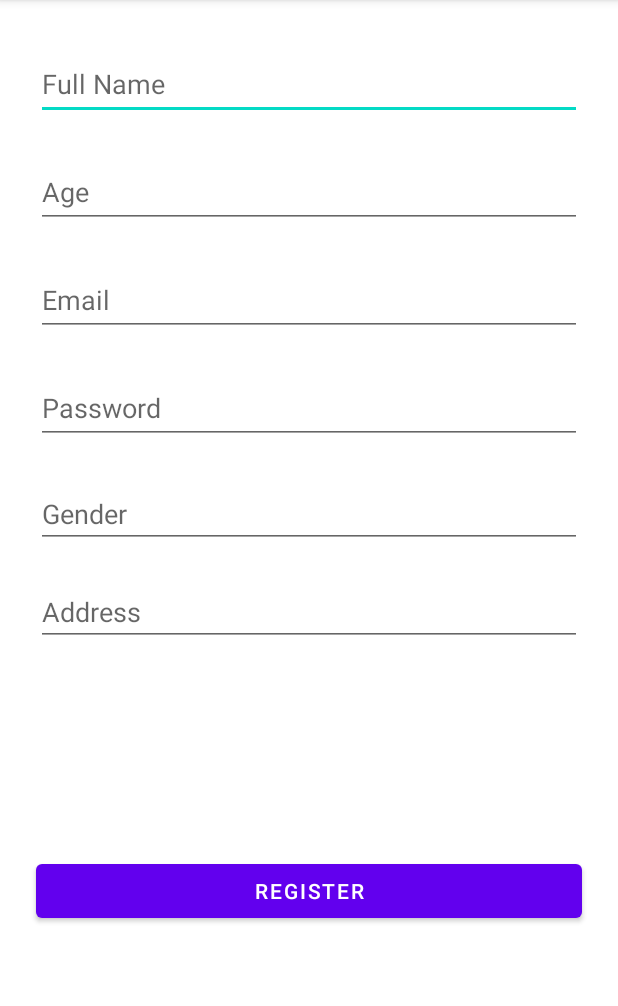
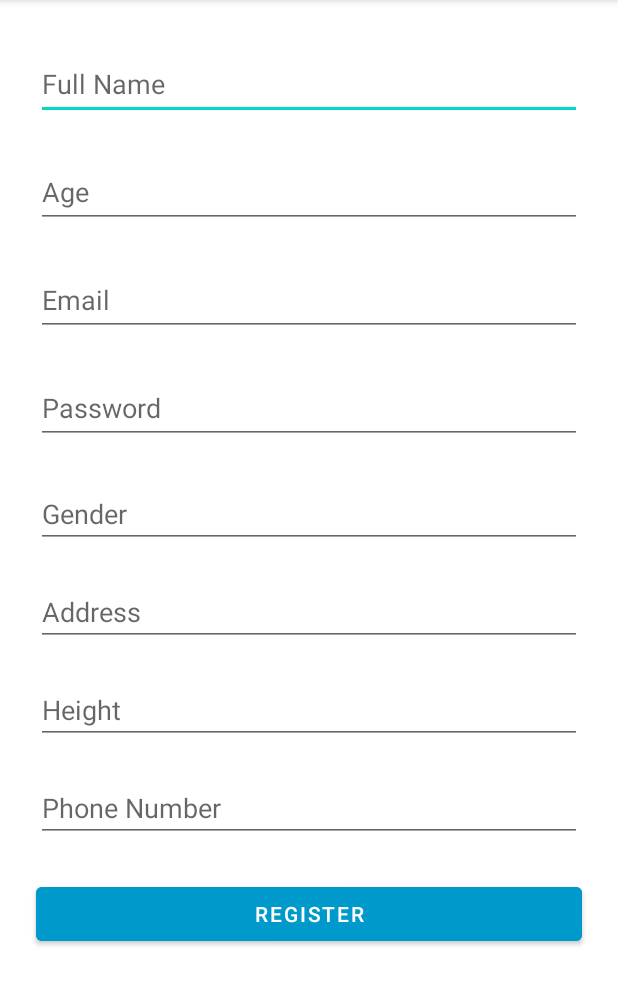
Before and after one commit to razaali01/FitnessApplication, an Android app: the Registration screen opened directly, with no data from a screen before it, on a phone screen of 412 x 824 dp, the part 84-1090 px from its top. Run offline under Robolectric (Android 15) with nearby library versions, the phone set to English and light mode, and no system bars; our stand-ins replace Firebase (no records; nobody signed in at launch, a user with empty details on screens opened directly).

Commit message:
Ready for Demo 1

```diff
--- a/app/src/main/res/layout/activity_registration.xml
+++ b/app/src/main/res/layout/activity_registration.xml
@@ -1,11 +1,17 @@
 <?xml version="1.0" encoding="utf-8"?>
-<androidx.constraintlayout.widget.ConstraintLayout xmlns:android="http://schemas.android.com/apk/res/android"
+<ScrollView xmlns:android="http://schemas.android.com/apk/res/android"
     xmlns:app="http://schemas.android.com/apk/res-auto"
     xmlns:tools="http://schemas.android.com/tools"
+    android:layout_width="match_parent"
+    android:layout_height="match_parent">
+
+    <androidx.constraintlayout.widget.ConstraintLayout
         android:layout_width="match_parent"
         android:layout_height="match_parent"
         tools:context=".Registration">
 
+        android:layout_width="match_parent"
+        android:layout_height="wrap_content"
         <EditText
             android:id="@+id/FullName"
             android:layout_width="0dp"
@@ -61,7 +67,7 @@
             android:layout_marginEnd="24dp"
             android:ems="10"
             android:hint="Password"
-        android:inputType="phone"
+            android:inputType="textPassword"
             android:minHeight="48dp"
             app:layout_constraintEnd_toEndOf="parent"
             app:layout_constraintStart_toStartOf="parent"
@@ -94,17 +100,48 @@
             app:layout_constraintStart_toStartOf="parent"
             app:layout_constraintTop_toBottomOf="@+id/Gender" />
 
+        <EditText
+            android:id="@+id/Height"
+            android:layout_width="0dp"
+            android:layout_height="wrap_content"
+            android:layout_marginStart="24dp"
+            android:layout_marginTop="20dp"
+            android:layout_marginEnd="24dp"
+            android:ems="10"
+            android:hint="Height"
+            app:layout_constraintEnd_toEndOf="parent"
+            app:layout_constraintHorizontal_bias="0.0"
+            app:layout_constraintStart_toStartOf="parent"
+            app:layout_constraintTop_toBottomOf="@+id/Address" />
+
+        <EditText
+            android:id="@+id/PhoneNumber"
+            android:layout_width="0dp"
+            android:layout_height="wrap_content"
+            android:layout_marginStart="24dp"
+            android:layout_marginTop="20dp"
+            android:layout_marginEnd="24dp"
+            android:ems="10"
+            android:hint="Phone Number"
+            app:layout_constraintEnd_toEndOf="parent"
+            app:layout_constraintHorizontal_bias="0.0"
+            app:layout_constraintStart_toStartOf="parent"
+            app:layout_constraintTop_toBottomOf="@+id/Height" />
+
+
         <Button
             android:id="@+id/register"
             android:layout_width="0dp"
             android:layout_height="wrap_content"
             android:layout_marginStart="24dp"
+            android:layout_marginTop="24dp"
             android:layout_marginEnd="24dp"
-        android:layout_marginBottom="150dp"
             android:text="Register"
-        app:layout_constraintBottom_toBottomOf="parent"
             app:layout_constraintEnd_toEndOf="parent"
-        app:layout_constraintStart_toStartOf="parent" />
+            app:layout_constraintHorizontal_bias="1.0"
+            app:layout_constraintStart_toStartOf="parent"
+            app:layout_constraintTop_toBottomOf="@+id/PhoneNumber"
+            android:backgroundTint="@android:color/holo_blue_dark"/>
 
         <ProgressBar
             android:id="@+id/progressBar2"
@@ -118,5 +155,5 @@
             app:layout_constraintStart_toStartOf="parent" />
 
 
-
     </androidx.constraintlayout.widget.ConstraintLayout>
+</ScrollView>
```
Also changed, not shown: app/src/main/java/com/example/fitnessapplication/User.java (+0 -64 lines), app/src/main/res/layout/activity_profile_page.xml (+9 -5 lines). Lines whose indentation alone changed are shown as unchanged.
